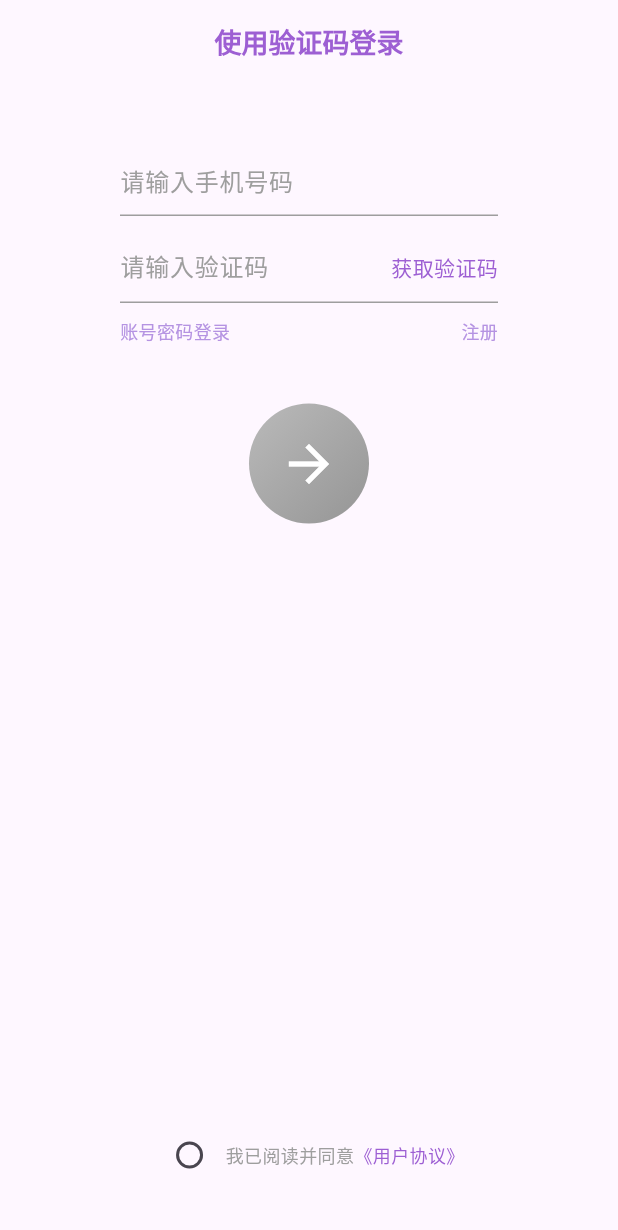
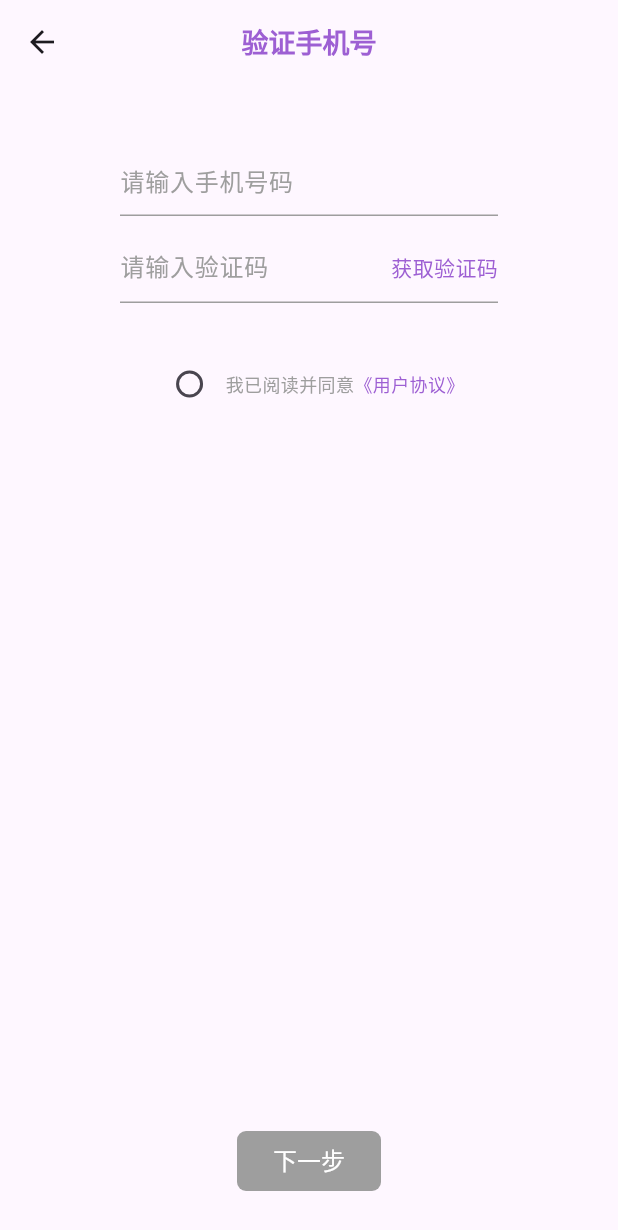
Before and after one commit to Eobard-Eins/GraduationProjectClient, a Flutter app: the screen it shows after launch, after a tap on "账号密码登录", after a tap on "验证码登录", after a tap on "注册", on a phone screen of 412 x 824 dp. Shown: the top 1230 px of the screen. Run offline on Flutter 3.47's test engine with Material 3 defaults, Android fonts, the phone set to English and light mode, and no system bars.

Commit message:
优化文件结构，完成注册手机验证页面

```diff
--- /dev/null
+++ b/lib/components/login/squareTextButton.dart
@@ -0,0 +1,32 @@
+import 'package:client_application/res/color.dart';
+import 'package:flutter/material.dart';
+
+class SquareTextButton extends StatelessWidget {
+  final String text;
+  final void Function()? onTap;
+
+  const SquareTextButton({super.key, required this.text,required this.onTap});
+
+  @override
+  Widget build(BuildContext context) {
+    return Padding(
+      padding: const EdgeInsets.symmetric(horizontal: 80, vertical: 10),
+      child:ElevatedButton(
+        style: ButtonStyle(
+          backgroundColor: MaterialStateProperty.all(onTap == null? Colors.grey : Coloors.purple),
+          foregroundColor: MaterialStateProperty.all(Colors.white),
+          elevation: MaterialStateProperty.all(0),
+          shape: MaterialStateProperty.all(RoundedRectangleBorder(
+            borderRadius: BorderRadius.circular(6),
+          )),
+          textStyle: MaterialStateProperty.all(const TextStyle(
+            fontSize: 16,
+            fontWeight: FontWeight.w400,
+          )),
+        ),
+        onPressed: onTap,
+        child:Padding(padding: const EdgeInsets.only(bottom:2),child: Text(text,),)
+      ),
+    );
+  }
+}
--- a/lib/config/RouteConfig.dart
+++ b/lib/config/RouteConfig.dart
@@ -1,23 +1,27 @@
 
 import 'package:client_application/pages/loginPage/agreementPage.dart';
-import 'package:client_application/pages/loginPage/loginPage.dart';
-import 'package:client_application/pages/loginPage/loginWithPasswordPage.dart';
+import 'package:client_application/pages/loginPage/login/loginPage.dart';
+import 'package:client_application/pages/loginPage/login/loginWithPasswordPage.dart';
+import 'package:client_application/pages/loginPage/register/verifyPhonePage.dart';
 import 'package:flutter/material.dart';
 
 class RouteConfig {
 
-  static const String loginWithCaptcha="/loginWithCaptcha";
-  static const String loginWithPassword="/loginWithPassword";
-  static const String agreementInfo="/agreementInfo";
+  static const String loginWithCaptchaPage="/loginWithCaptchaPage";
+  static const String loginWithPasswordPage="/loginWithPasswordPage";
+  static const String agreementInfoPage="/agreementInfoPage";
+  static const String verifyPhonePage="/verifyPhonePage";
 
   static Route<dynamic> onGenerateRoute(RouteSettings settings) {
     switch (settings.name) {
-      case loginWithCaptcha:
+      case loginWithCaptchaPage:
         return MaterialPageRoute(builder: (context) => const LoginPage());
-      case loginWithPassword:
+      case loginWithPasswordPage:
         return MaterialPageRoute(builder: (context) => const LoginWithPasswordPage());
-      case agreementInfo:
+      case agreementInfoPage:
         return MaterialPageRoute(builder: (context) => const AgreementPage());
+      case verifyPhonePage:
+        return MaterialPageRoute(builder: (context) => const VerifyPhonePage());
       default:
         return MaterialPageRoute(builder: (context) => const Scaffold(body: Center(child: Text("No Page Route Provided"),)));
     }
--- a/lib/main.dart
+++ b/lib/main.dart
@@ -1,6 +1,6 @@
 import 'package:client_application/config/RouteConfig.dart';
-import 'package:client_application/pages/loginPage/loginPage.dart';
-import 'package:client_application/pages/loginPage/loginWithPasswordPage.dart';
+import 'package:client_application/pages/loginPage/login/loginPage.dart';
+import 'package:client_application/pages/loginPage/register/verifyPhonePage.dart';
 import 'package:flutter/material.dart';
 
 void main() {
--- a/lib/pages/loginPage/loginPage.dart
+++ b/lib/pages/loginPage/login/loginPage.dart
@@ -177,11 +177,12 @@ class _LoginPageState extends State<LoginPage> {
 
   void onTapLoginByPassword() {
     print("login by password");
-    Navigator.of(context).pushReplacementNamed(RouteConfig.loginWithPassword);
+    Navigator.of(context).pushReplacementNamed(RouteConfig.loginWithPasswordPage);
   }
 
   void onTapRegister() {
     print("register");
+    Navigator.of(context).pushNamed(RouteConfig.verifyPhonePage);
   }
 
   void onTapLogin() {
@@ -190,6 +191,6 @@ class _LoginPageState extends State<LoginPage> {
 
   void onTapAgreement() {
     print("trunToAgreement");
-    Navigator.of(context).pushNamed(RouteConfig.agreementInfo);
+    Navigator.of(context).pushNamed(RouteConfig.agreementInfoPage);
   }
 }
--- a/lib/pages/loginPage/loginWithPasswordPage.dart
+++ b/lib/pages/loginPage/login/loginWithPasswordPage.dart
@@ -151,11 +151,12 @@ class _LoginWithPasswordPageState extends State<LoginWithPasswordPage> {
 
   void onTapLoginByCaptcha() {
     print("login by password");
-    Navigator.of(context).pushReplacementNamed(RouteConfig.loginWithCaptcha);
+    Navigator.of(context).pushReplacementNamed(RouteConfig.loginWithCaptchaPage);
   }
 
   void onTapRegister() {
     print("register");
+    Navigator.of(context).pushNamed(RouteConfig.verifyPhonePage);
   }
 
   void onTapLogin(){
@@ -164,6 +165,6 @@ class _LoginWithPasswordPageState extends State<LoginWithPasswordPage> {
 
   void onTapAgreement(){
     print("trunToAgreement");
-    Navigator.of(context).pushNamed(RouteConfig.agreementInfo);
+    Navigator.of(context).pushNamed(RouteConfig.agreementInfoPage);
   }
 }
--- /dev/null
+++ b/lib/pages/loginPage/register/verifyPhonePage.dart
@@ -0,0 +1,177 @@
+import 'dart:async';
+
+import 'package:client_application/components/login/checkAgreement.dart';
+import 'package:client_application/components/common/textButtonWithNoSplash.dart';
+import 'package:client_application/components/common/textField.dart';
+import 'package:client_application/components/login/squareTextButton.dart';
+import 'package:client_application/config/RouteConfig.dart';
+import 'package:client_application/res/color.dart';
+import 'package:flutter/material.dart';
+
+//用于修改密码前、注册账号前验证手机号
+class VerifyPhonePage extends StatefulWidget {
+  const VerifyPhonePage({super.key});
+
+  @override
+  State<VerifyPhonePage> createState() => _VerifyPhonePageState();
+}
+
+class _VerifyPhonePageState extends State<VerifyPhonePage> {
+  late TextEditingController _phoneController;
+  late TextEditingController _captchaController;
+
+  bool _checkAgreement = false;
+
+  bool _hasGetCaptcha = false;
+  String _captchaHintText= "获取验证码";
+
+  @override
+  void initState() {
+    _phoneController = TextEditingController();
+    _captchaController = TextEditingController();
+    super.initState();
+  }
+
+  @override
+  void dispose() {
+    _phoneController.dispose();
+    _captchaController.dispose();
+    super.dispose();
+  }
+
+  @override
+  Widget build(BuildContext context) {
+
+    return Scaffold(
+        appBar: AppBar(
+          //标题
+          title: const Text(
+            "验证手机号",
+            style: TextStyle(
+              fontWeight: FontWeight.bold,
+              fontSize: 18,
+              color: Coloors.purple,
+            ),
+            textAlign: TextAlign.center,
+          ),
+          centerTitle: true,
+        ),
+        body: Column(
+          children: [
+            SizedBox(
+              height: 30,
+            ),
+            //账号输入
+            Padding(
+              padding: const EdgeInsets.symmetric(horizontal: 80, vertical: 10),
+              child: UserTextFieldWidget(
+                controller: _phoneController,
+                onChanged: (value){setState(() {_phoneController.text = value;});},
+                readOnly: false,
+                keyboardType: TextInputType.phone,
+                textInputAction: TextInputAction.next,
+                hintText: "请输入手机号码",
+                suffixIcon: _phoneController.text.isEmpty?null:IconButton(
+                        onPressed: () {
+                          //清空输入框
+                          _phoneController.clear();
+                          setState(() {_phoneController.text = "";});
+                        },
+                        icon: Icon(Icons.clear,color: Colors.grey,),
+                      ),
+              ),
+            ),
+            //验证码输入
+            Padding(
+              padding: const EdgeInsets.symmetric(horizontal: 80, vertical: 0),
+              child: UserTextFieldWidget(
+                controller: _captchaController,
+                maxLength: 6,
+                textInputAction: TextInputAction.done,
+                hintText: "请输入验证码",
+                onChanged: (value){setState(() {_captchaController.text = value;});},
+                //TODO: 键盘done操作
+                onEditingComplete: onTapNext,
+                keyboardType: TextInputType.number,
+                suffixIconConstraints: BoxConstraints(minHeight: 22),
+                suffixIcon: Row(
+                  mainAxisSize: MainAxisSize.min,
+                  children: [
+                      IconButton(
+                        onPressed: _captchaController.text.isEmpty?null:() {
+                          //清空输入框
+                          _captchaController.clear();
+                          setState(() {
+                            _captchaController.text = "";
+                          });
+                        },
+                        icon: Icon(Icons.clear,color:_captchaController.text.isEmpty?Colors.transparent: Colors.grey,),
+                      ),
+                  TextButtonWithNoSplash(
+                    onTap: _hasGetCaptcha?null:onTapCaptcha,
+                    text: _hasGetCaptcha?_captchaHintText:"获取验证码",
+                    fontSize: 14,
+                    color: _hasGetCaptcha?Colors.grey:Coloors.purple,
+                  ),
+                ],),
+              ),
+            ),
+
+            //勾选协议框
+            CheckAgreement(
+                onChanged: (value) {
+                    setState(() {
+                      _checkAgreement = !_checkAgreement;
+                    });
+                    print("checkbox changed");
+                  },
+                init: _checkAgreement,
+                onTapAgreeMent: onTapAgreement
+              ),
+
+          ],
+        ),
+
+        //下一步
+        floatingActionButtonLocation: FloatingActionButtonLocation.centerFloat,
+        floatingActionButton: SquareTextButton(text: "下一步", onTap: _checkAgreement?onTapNext:null)
+      );
+  }
+
+  void timeDown(int init) async{
+    int countdown = init;
+    Timer.periodic(const Duration(seconds: 1), (timer) {
+      countdown--;
+      setState(() {
+        _captchaHintText="已获取($countdown)";
+      });
+      if (countdown == 0) {
+        _hasGetCaptcha=false;
+        timer.cancel();
+      }
+    });
+  }
+
+  void onTapCaptcha() {
+    print("getCaptcha");
+    int initSec=60;
+    setState(() {
+      _hasGetCaptcha=true;
+      _captchaHintText="已获取($initSec)";
+      timeDown(initSec);
+    });
+
+
+    print("done");
+
+  }
+
+  void onTapNext() {
+    print(_phoneController.text);
+  }
+
+  void onTapAgreement() {
+    print("trunToAgreement");
+    Navigator.of(context).pushNamed(RouteConfig.agreementInfoPage);
+  }
+}
```
Also changed, not shown: lib/pages/loginPage/register.dart (deleted).
